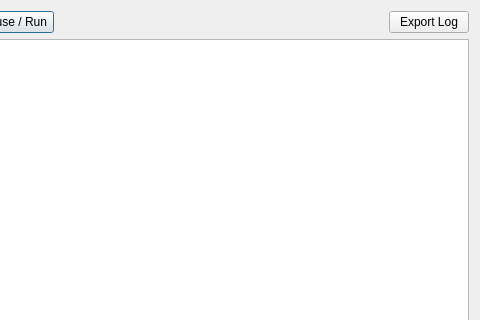
Qt form omodsim/dialogs/dialograwdatalog.ui (sanny32/OpenModSim) before a commit; both pictures show x 160 to 640 and y 0 to 320 of the 640 by 480 pixel window.
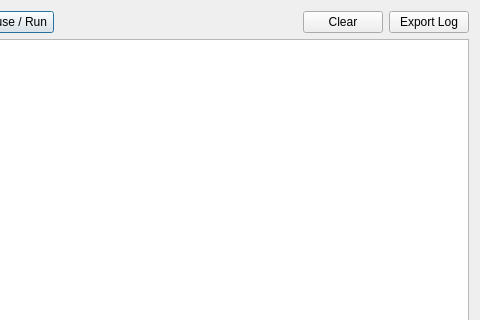
The same form after that commit.

Patch:
```diff
--- a/omodsim/dialogs/dialograwdatalog.ui
+++ b/omodsim/dialogs/dialograwdatalog.ui
@@ -46,6 +46,13 @@
        </property>
       </spacer>
      </item>
+     <item>
+      <widget class="QPushButton" name="pushButtonClear">
+       <property name="text">
+        <string>Clear</string>
+       </property>
+      </widget>
+     </item>
      <item>
       <widget class="QPushButton" name="pushButtonExport">
        <property name="text">
```
Left out of the diff: 4 changed lines with no effect on the pictures.
